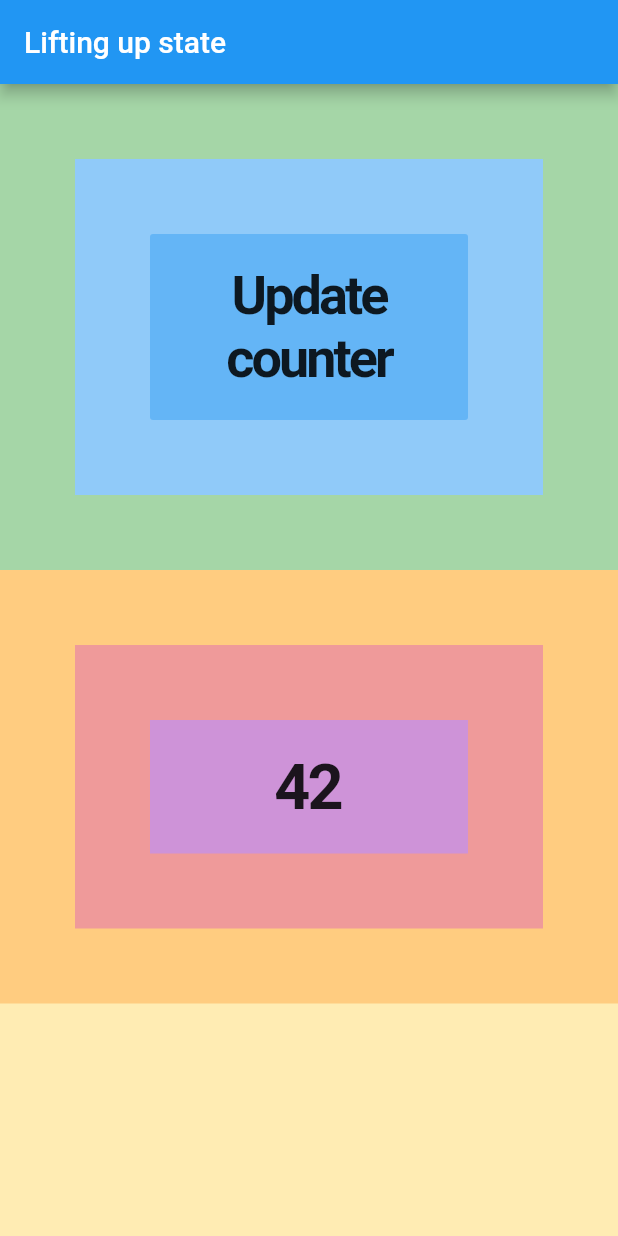
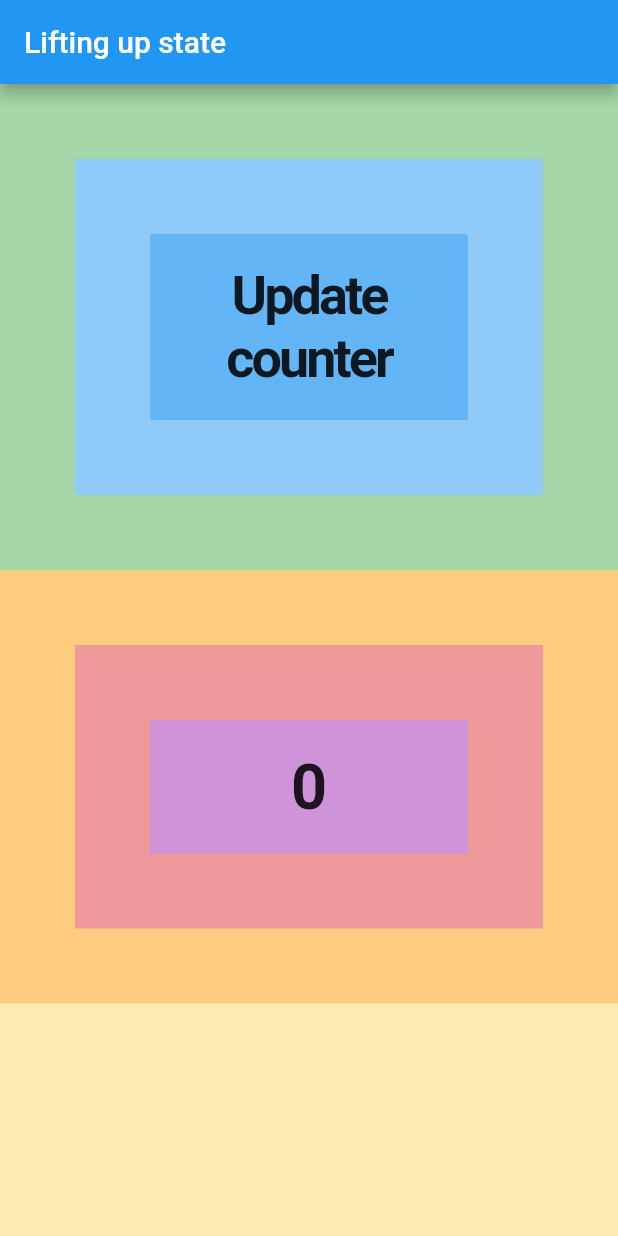
Before and after one commit to smascaro/MDADM_M0.665_PAC4_lifting, a Flutter app: the screen it shows after launch, on a phone screen of 412 x 824 dp. Run offline on Flutter 3.47's test engine with Material 2 defaults, Android fonts, the phone set to English and light mode, and no system bars.

Commit message:
Lift up state to handle counter updates

```diff
--- a/lib/main.dart
+++ b/lib/main.dart
@@ -6,7 +6,18 @@ void main() {
   runApp(MyApp());
 }
 
-class MyApp extends StatelessWidget {
+class MyApp extends StatefulWidget {
+  @override
+  _MyAppState createState()=>_MyAppState();
+}
+
+class _MyAppState extends State<MyApp>{
+  int _counterValue=0;
+  void _updateCounter(){
+    setState(() {
+      _counterValue++;
+    });
+  }
   @override
   Widget build(BuildContext context) {
     return MaterialApp(
@@ -18,11 +29,12 @@ class MyApp extends StatelessWidget {
         body: Column(
           crossAxisAlignment: CrossAxisAlignment.stretch,
           children: [
-            GreenWidget(),
-            OrangeWidget(),
+            GreenWidget(_updateCounter),
+            OrangeWidget(_counterValue),
           ],
         ),
       ),
     );
   }
+
 }
--- a/lib/widgets/blue_widget.dart
+++ b/lib/widgets/blue_widget.dart
@@ -2,13 +2,17 @@ import 'package:flutter/material.dart';
 import 'button_widget.dart';
 
 class BlueWidget extends StatelessWidget {
+  Function _updateCounter;
+
+  BlueWidget(this._updateCounter);
+
   @override
   Widget build(BuildContext context) {
     return Padding(
       padding: const EdgeInsets.all(50.0),
       child: Container(
         color: Colors.blue[200],
-        child: ButtonWidget(),
+        child: ButtonWidget(_updateCounter),
       ),
     );
   }
--- a/lib/widgets/button_widget.dart
+++ b/lib/widgets/button_widget.dart
@@ -1,16 +1,16 @@
 import 'package:flutter/material.dart';
 
 class ButtonWidget extends StatelessWidget {
+  Function _updateCounter;
+  ButtonWidget(this._updateCounter);
+
   @override
   Widget build(BuildContext context) {
     return Padding(
       padding: const EdgeInsets.all(50.0),
       child: FlatButton(
         color: Colors.blue[300],
-        onPressed: () {
-          print("Nothing happens when we press this button...");
-          print("...but we want that counter to be updated!!!");
-        },
+        onPressed: _updateCounter,
         child: Padding(
           padding: const EdgeInsets.all(20.0),
           child: Text(
--- a/lib/widgets/counter_widget.dart
+++ b/lib/widgets/counter_widget.dart
@@ -1,7 +1,9 @@
 import 'package:flutter/material.dart';
 
 class CounterWidget extends StatelessWidget {
-  final counter = 42;
+  final int counter;
+
+  CounterWidget(this.counter);
 
   @override
   Widget build(BuildContext context) {
--- a/lib/widgets/green_widget.dart
+++ b/lib/widgets/green_widget.dart
@@ -2,11 +2,14 @@ import 'package:flutter/material.dart';
 import 'blue_widget.dart';
 
 class GreenWidget extends StatelessWidget {
+  Function _updateCounter;
+  GreenWidget(this._updateCounter);
+
   @override
   Widget build(BuildContext context) {
     return Container(
       color: Colors.green[200],
-      child: BlueWidget(),
+      child: BlueWidget(_updateCounter),
     );
   }
 }
--- a/lib/widgets/orange_widget.dart
+++ b/lib/widgets/orange_widget.dart
@@ -2,11 +2,15 @@ import 'package:flutter/material.dart';
 import 'red_widget.dart';
 
 class OrangeWidget extends StatelessWidget {
+  int _counterValue;
+
+  OrangeWidget(this._counterValue);
+
   @override
   Widget build(BuildContext context) {
     return Container(
       color: Colors.orange[200],
-      child: RedWidget(),
+      child: RedWidget(_counterValue),
     );
   }
 }
--- a/lib/widgets/red_widget.dart
+++ b/lib/widgets/red_widget.dart
@@ -2,13 +2,17 @@ import 'package:flutter/material.dart';
 import 'counter_widget.dart';
 
 class RedWidget extends StatelessWidget {
+  int _counterValue;
+
+  RedWidget(this._counterValue);
+
   @override
   Widget build(BuildContext context) {
     return Padding(
       padding: const EdgeInsets.all(50.0),
       child: Container(
         color: Colors.red[200],
-        child: CounterWidget(),
+        child: CounterWidget(_counterValue),
       ),
     );
   }
```
Also changed, not shown: 1 other file.
